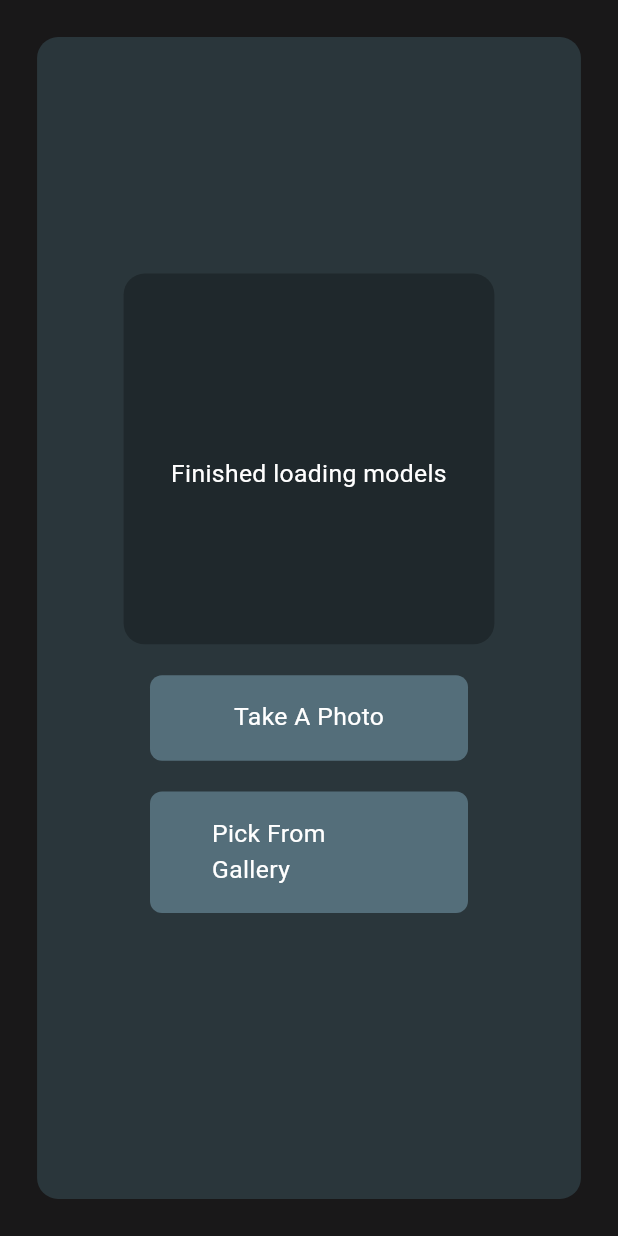
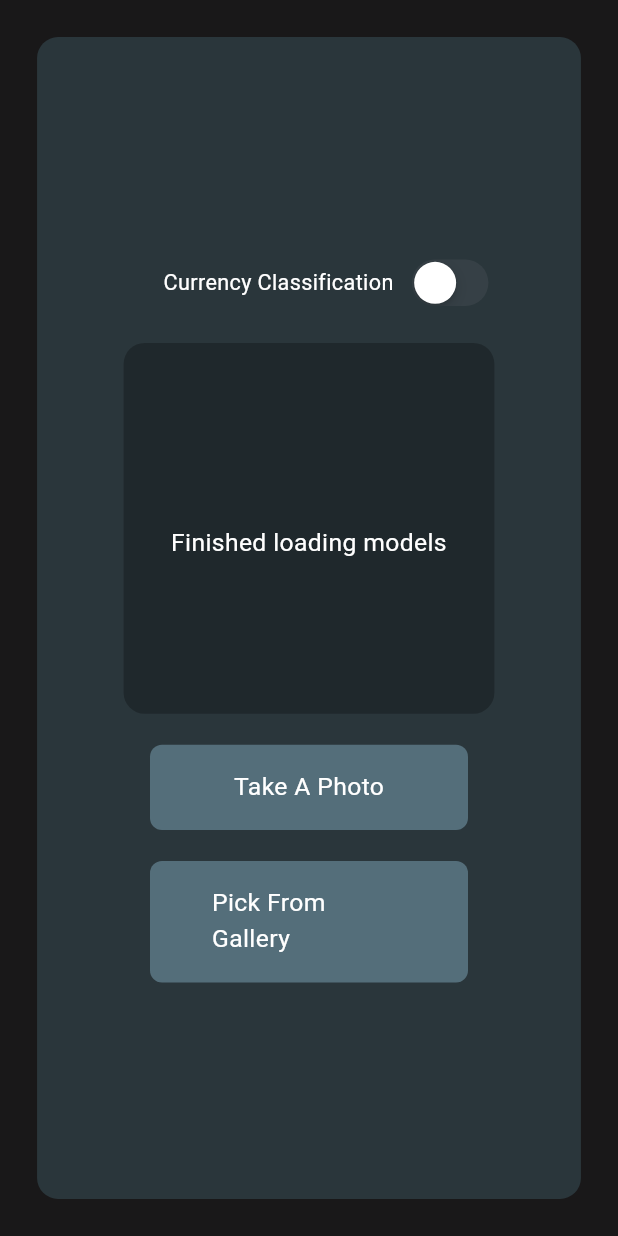
Before and after one commit to NehalH/Cortex-standalone, a Flutter app: the screen it shows after launch, after a tap on "Take A Photo", on a phone screen of 412 x 824 dp. Run offline on Flutter 3.47's test engine with Material 3 defaults, Android fonts, the phone set to English and light mode, and no system bars; our stand-ins replace image_picker; missing offline and left inert: flutter_tesseract_ocr, flutter_tflite.

Commit message:
Add OCR feature

```diff
--- /dev/null
+++ b/assets/tessdata_config.json
@@ -0,0 +1,5 @@
+{
+    "files": [
+        "eng.traineddata"
+    ]
+}
--- a/lib/views/home.dart
+++ b/lib/views/home.dart
@@ -2,9 +2,11 @@ import 'dart:io';
 import 'package:cortex/constants/constants.dart';
 import 'package:cortex/interpreter/currencyClassifier/currency_classifier.dart';
 import 'package:cortex/interpreter/interface.dart';
+import 'package:cortex/interpreter/textIdentifier/tesseract_text_recognizer.dart';
 import 'package:cortex/widgets/cortex_button.dart';
 import 'package:cortex/widgets/display_output.dart';
 import 'package:cortex/widgets/loading_status.dart';
+import 'package:flutter/cupertino.dart';
 import 'package:flutter/material.dart';
 import 'package:flutter_tflite/flutter_tflite.dart';
 import 'package:image_picker/image_picker.dart';
@@ -20,12 +22,11 @@ class _HomeState extends State<Home> {
   bool _isWaitingForInput = true;
   bool _isLoadingModels = true;
   String _status = '';
-  bool _isProcessing = false;
   late String _image;
   late List _output;
-  RegressionType regressionType = RegressionType.currencyClassification;
-  final picker = ImagePicker(); //allows us to pick image from gallery or camera
-  final Interpreter _interpreter = CurrencyClassifier();
+  late Interpreter _interpreter;
+  late RegressionType regressionType;
+  final picker = ImagePicker();
 
   @override
   void initState() {
@@ -33,6 +34,10 @@ class _HomeState extends State<Home> {
     setState(() {
       _isLoadingModels = true;
       _status = 'Loading the Models . . .';
+
+      // set default interpreter as Currency classifier
+      regressionType = RegressionType.currencyClassification;
+      _interpreter = CurrencyClassifier();
     });
     loadModel().then((value) {
       setState(() {});
@@ -47,7 +52,6 @@ class _HomeState extends State<Home> {
   }
 
   loadModel() async {
-    //this function loads our model
     await Tflite.loadModel(
         model: 'assets/models/currency_classifier_model/rupee_classifier_quant.tflite',
         labels: 'assets/models/currency_classifier_model/labels.txt',
@@ -60,6 +64,12 @@ class _HomeState extends State<Home> {
     });
   }
 
+  changeInterpreter() {
+    regressionType == RegressionType.ocr
+      ? _interpreter = TesseractTextRecognizer()
+      : _interpreter = CurrencyClassifier();
+  }
+
   pickImage() async {
     //this function to grab the image from camera
     var image = await picker.getImage(
@@ -69,29 +79,29 @@ class _HomeState extends State<Home> {
       maxWidth: 224,
     );
     if (image == null) return null;
+    setState(() {
+      _image = image.path;
+    });
 
-    runThroughModel(image);
+    runThroughModel();
   }
 
   pickGalleryImage() async {
     // this function to grab the image from the gallery
     var image = await picker.getImage(source: ImageSource.gallery);
     if (image == null) return null;
-
-    runThroughModel(image);
+    setState(() {
+      _image = image.path;
+    });
+    runThroughModel();
   }
 
-  runThroughModel(var image) async{
-    setState(() {
-      _image = image.path;
-      _status = 'Preprocessing...';
-      _isProcessing = true;
-    });
+  runThroughModel() async{
 
     var result = await _interpreter.processImage(_image);
 
     setState(() {
-      _output = result!;
+      _output = result;
       _isWaitingForInput = false;
       _status = 'Idle';
     });
@@ -106,7 +116,7 @@ class _HomeState extends State<Home> {
         padding: EdgeInsets.symmetric(horizontal: width *0.06, vertical: width *0.06),
         child: Container(
           alignment: Alignment.center,
-          padding: EdgeInsets.all(width *0.06),
+          padding: EdgeInsets.all(width *0.14),
           decoration: BoxDecoration(
             color: AppColors.cortexSecondaryBg,
             borderRadius: BorderRadius.circular(14),
@@ -114,6 +124,34 @@ class _HomeState extends State<Home> {
           child: Column(
             mainAxisAlignment: MainAxisAlignment.center,
             children: [
+              Row(
+                mainAxisAlignment: MainAxisAlignment.end,
+                children: [
+                  Text(
+                    regressionType == RegressionType.ocr
+                        ?'Text Identification'
+                        :'Currency Classification',
+                    style: TextStyle(
+                      fontSize: width *0.035,
+                      color: Colors.white,
+                    ),
+                    textAlign: TextAlign.right,
+                  ),
+                  SizedBox(width: width *0.02,),
+                  CupertinoSwitch(
+                    value: regressionType == RegressionType.ocr,
+                    onChanged: (value) {
+                      setState(() {
+                        _output = ["Processing . . . "];
+                        regressionType = value ? RegressionType.ocr : RegressionType.currencyClassification;
+                        changeInterpreter();
+                        runThroughModel();
+                      });
+                    },
+                  ),
+                ],
+              ),
+              SizedBox(height: width *0.05,),
               Center(
                 child: _isWaitingForInput == true
                     ? LoadingStatus(label: _status, isBusy: _isLoadingModels,)
@@ -155,10 +193,6 @@ class _HomeState extends State<Home> {
                       label: 'Pick From Gallery',
                       onTap: pickGalleryImage,
                   ),
-                  SizedBox(
-                    height: width *0.08,
-                  ),
-
                 ],
               ),
             ],
--- a/pubspec.yaml
+++ b/pubspec.yaml
@@ -36,8 +36,9 @@ dependencies:
   # Use with the CupertinoIcons class for iOS style icons.
   cupertino_icons: ^1.0.2
   image_picker: ^0.8.7+5
+  image: ^3.0.1
   flutter_tflite: ^1.0.1
-  image: ^3.0.1
+  flutter_tesseract_ocr: ^0.4.23
 
 dev_dependencies:
   flutter_test:
@@ -66,6 +67,7 @@ flutter:
     - assets/
     - assets/models/
     - assets/models/currency_classifier_model/
+    - assets/tessdata/
 
   # An image asset can refer to one or more resolution-specific "variants", see
   # https://flutter.dev/assets-and-images/#resolution-aware
```
Also changed, not shown: lib/interpreter/textIdentifier/tesseract_text_recognizer.dart (added, +16 -0 lines), lib/widgets/display_output.dart (+13 -8 lines), pubspec.lock, 1 other file.
